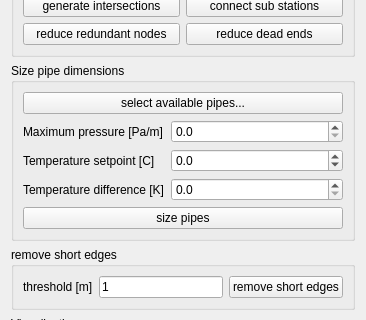
The window that SIM-VICUS/src/SVPropEditNetwork.ui (ghorwin/SIM-VICUS) describes before a commit, drawn with Qt 5; both pictures show x 0 to 366 and y 283 to 603 of the 366 by 800 pixel window.
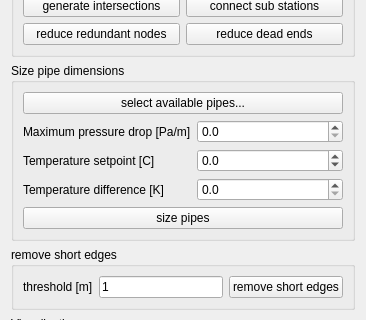
The same window after the commit. Custom widgets are drawn as their Qt base class.

What changed in the file:
```diff
--- a/SIM-VICUS/src/SVPropEditNetwork.ui
+++ b/SIM-VICUS/src/SVPropEditNetwork.ui
@@ -171,7 +171,7 @@
         <item row="0" column="0">
          <widget class="QLabel" name="label_8">
           <property name="text">
-           <string>Maximum pressure [Pa/m]</string>
+           <string>Maximum pressure drop [Pa/m]</string>
           </property>
          </widget>
         </item>
```
